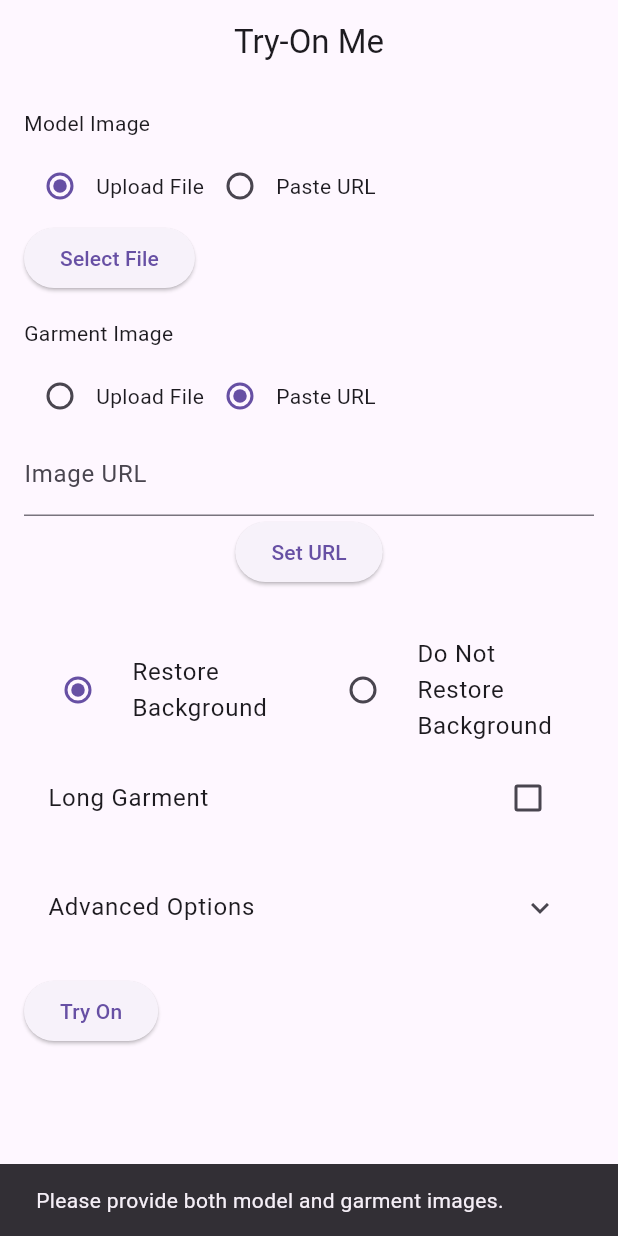
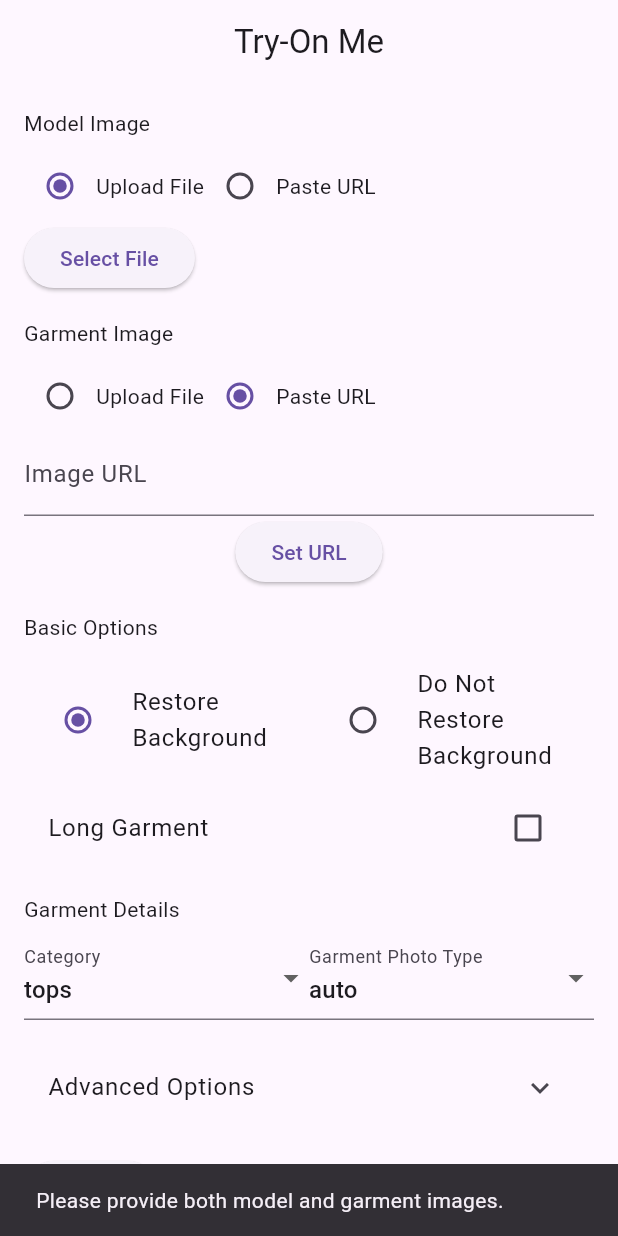
Before and after one commit to ayush-inzint/tryon_me, a Flutter app: the screen it shows after launch, after a tap on "Try On", on a phone screen of 412 x 824 dp. Run offline on Flutter 3.47's test engine with Material 3 defaults, Android fonts, the light colour scheme and no system bars; our stand-ins replace cross_file, device_info_plus, file_picker, permission_handler; missing offline and left inert: fal_client.

Commit message:
Add API service methods for image upload and try-on request handling

```diff
--- a/lib/screens/main_screen.dart
+++ b/lib/screens/main_screen.dart
@@ -1,9 +1,10 @@
+// ignore_for_file: prefer_const_constructors
+
 import 'package:flutter/material.dart';
 import 'package:tryon_me/models/image_input_data.dart';
 import 'package:tryon_me/services/api_service.dart';
 import 'package:tryon_me/utils/routes.dart';
 import 'package:tryon_me/widgets/image_input.dart';
-import 'package:tryon_me/widgets/parameter_controls.dart';
 
 class MainScreen extends StatefulWidget {
   @override
@@ -15,10 +16,17 @@ class _MainScreenState extends State<MainScreen> {
   ImageInputData? garmentImageData;
   bool backgroundRestore = true;
   bool longGarment = false;
-  int samplingSteps = 20;
-  double temperature = 1.0;
+  double guidanceScale = 2.0;
+  int timesteps = 50;
   int? seed;
+  int numSamples = 1;
   bool isProcessing = false;
+
+  String category = 'tops';
+  String garmentPhotoType = 'auto';
+  bool coverFeet = false;
+  bool adjustHands = false;
+  bool restoreClothes = false;
 
   void _onModelImageSelected(ImageInputData data) {
     setState(() {
@@ -46,17 +54,27 @@ class _MainScreenState extends State<MainScreen> {
         isProcessing = true;
       });
 
-      final outputUrl = await sendTryOnRequestToAPI(
-        modelImageFile: modelImageData!.file,
-        modelImageUrl: modelImageData!.url,
-        garmentImageFile: garmentImageData!.file,
-        garmentImageUrl: garmentImageData!.url,
-        backgroundRestore: backgroundRestore,
-        longGarment: longGarment,
-        samplingSteps: samplingSteps,
-        temperature: temperature,
-        seed: seed,
-      );
+      final modelImageUrl = await ApiService().getImageUrl(modelImageData!);
+      final garmentImageUrl = await ApiService().getImageUrl(garmentImageData!);
+
+      final requestBody = {
+        "model_image": modelImageUrl,
+        "garment_image": garmentImageUrl,
+        "category": category,
+        "garment_photo_type": garmentPhotoType,
+        "nsfw_filter": true,
+        "cover_feet": coverFeet,
+        "adjust_hands": adjustHands,
+        "restore_background": backgroundRestore,
+        "restore_clothes": restoreClothes,
+        "long_top": longGarment,
+        "guidance_scale": guidanceScale,
+        "timesteps": timesteps,
+        "seed": seed,
+        "num_samples": numSamples,
+      };
+
+      final outputUrl = await ApiService().sendTryOnRequestToAPI(requestBody);
 
       setState(() {
         isProcessing = false;
@@ -108,6 +126,7 @@ class _MainScreenState extends State<MainScreen> {
             SizedBox(height: 16.0),
 
             // Basic Options
+            Text('Basic Options'),
             SizedBox(height: 8.0),
             Row(
               children: [
@@ -148,27 +167,115 @@ class _MainScreenState extends State<MainScreen> {
             ),
             SizedBox(height: 16.0),
 
+            // Garment Details
+            Text('Garment Details'),
+            SizedBox(height: 8.0),
+            Row(
+              children: [
+                Expanded(
+                  child: DropdownButtonFormField<String>(
+                    value: category,
+                    items:
+                        ['tops', 'bottoms', 'one-pieces'].map((String value) {
+                      return DropdownMenuItem<String>(
+                        value: value,
+                        child: Text(value),
+                      );
+                    }).toList(),
+                    onChanged: (value) {
+                      setState(() {
+                        category = value!;
+                      });
+                    },
+                    decoration: InputDecoration(labelText: 'Category'),
+                  ),
+                ),
+                Expanded(
+                  child: DropdownButtonFormField<String>(
+                    value: garmentPhotoType,
+                    items: ['auto', 'model', 'flat-lay'].map((String value) {
+                      return DropdownMenuItem<String>(
+                        value: value,
+                        child: Text(value),
+                      );
+                    }).toList(),
+                    onChanged: (value) {
+                      setState(() {
+                        garmentPhotoType = value!;
+                      });
+                    },
+                    decoration:
+                        InputDecoration(labelText: 'Garment Photo Type'),
+                  ),
+                ),
+              ],
+            ),
+            SizedBox(height: 16.0),
+
             // Advanced Options
             ExpansionTile(
               title: Text('Advanced Options'),
               children: [
-                ParameterControls(
-                  samplingSteps: samplingSteps,
-                  temperature: temperature,
-                  seed: seed,
-                  onSamplingStepsChanged: (value) {
+                CheckboxListTile(
+                  title: Text('Cover Feet'),
+                  value: coverFeet,
+                  onChanged: (value) {
                     setState(() {
-                      samplingSteps = value;
+                      coverFeet = value!;
                     });
                   },
-                  onTemperatureChanged: (value) {
+                ),
+                CheckboxListTile(
+                  title: Text('Adjust Hands'),
+                  value: adjustHands,
+                  onChanged: (value) {
                     setState(() {
-                      temperature = value;
+                      adjustHands = value!;
                     });
                   },
-                  onSeedChanged: (value) {
+                ),
+                CheckboxListTile(
+                  title: Text('Restore Clothes'),
+                  value: restoreClothes,
+                  onChanged: (value) {
                     setState(() {
-                      seed = value;
+                      restoreClothes = value!;
+                    });
+                  },
+                ),
+                TextFormField(
+                  decoration: InputDecoration(labelText: 'Guidance Scale'),
+                  initialValue: guidanceScale.toString(),
+                  onChanged: (value) {
+                    setState(() {
+                      guidanceScale = double.tryParse(value) ?? 2.0;
+                    });
+                  },
+                ),
+                TextFormField(
+                  decoration: InputDecoration(labelText: 'Timesteps'),
+                  initialValue: timesteps.toString(),
+                  onChanged: (value) {
+                    setState(() {
+                      timesteps = int.tryParse(value) ?? 50;
+                    });
+                  },
+                ),
+                TextFormField(
+                  decoration: InputDecoration(labelText: 'Seed'),
+                  initialValue: seed != null ? seed.toString() : '',
+                  onChanged: (value) {
+                    setState(() {
+                      seed = int.tryParse(value);
+                    });
+                  },
+                ),
+                TextFormField(
+                  decoration: InputDecoration(labelText: 'Number of Samples'),
+                  initialValue: numSamples.toString(),
+                  onChanged: (value) {
+                    setState(() {
+                      numSamples = int.tryParse(value) ?? 1;
                     });
                   },
                 ),
--- a/pubspec.yaml
+++ b/pubspec.yaml
@@ -39,6 +39,8 @@ dependencies:
   permission_handler: ^11.3.1
   file_picker: ^8.1.7
   device_info_plus: ^11.2.0
+  cross_file: ^0.3.4+2
+  fal_client: ^0.3.0
 
 dev_dependencies:
   flutter_test:
```
Also changed, not shown: lib/services/api_service.dart (+69 -123 lines), pubspec.lock.
